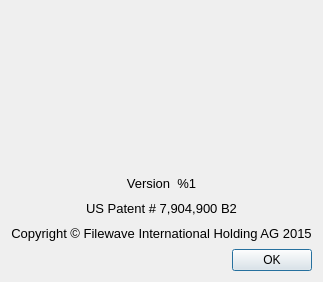
Old version of the form FileWaveGuiLib/AboutWidget.ui in the repository fw-dev/translations.
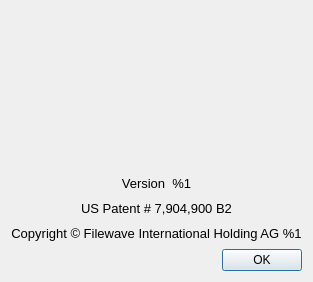
New version of the form.

```diff
--- a/FileWaveGuiLib/AboutWidget.ui
+++ b/FileWaveGuiLib/AboutWidget.ui
@@ -121,7 +121,7 @@
       </font>
      </property>
      <property name="text">
-      <string>Copyright © Filewave International Holding AG 2015</string>
+      <string>Copyright © Filewave International Holding AG %1</string>
      </property>
      <property name="alignment">
       <set>Qt::AlignCenter</set>
```
Left out of the diff: 2 changed lines with no effect on the pictures.
